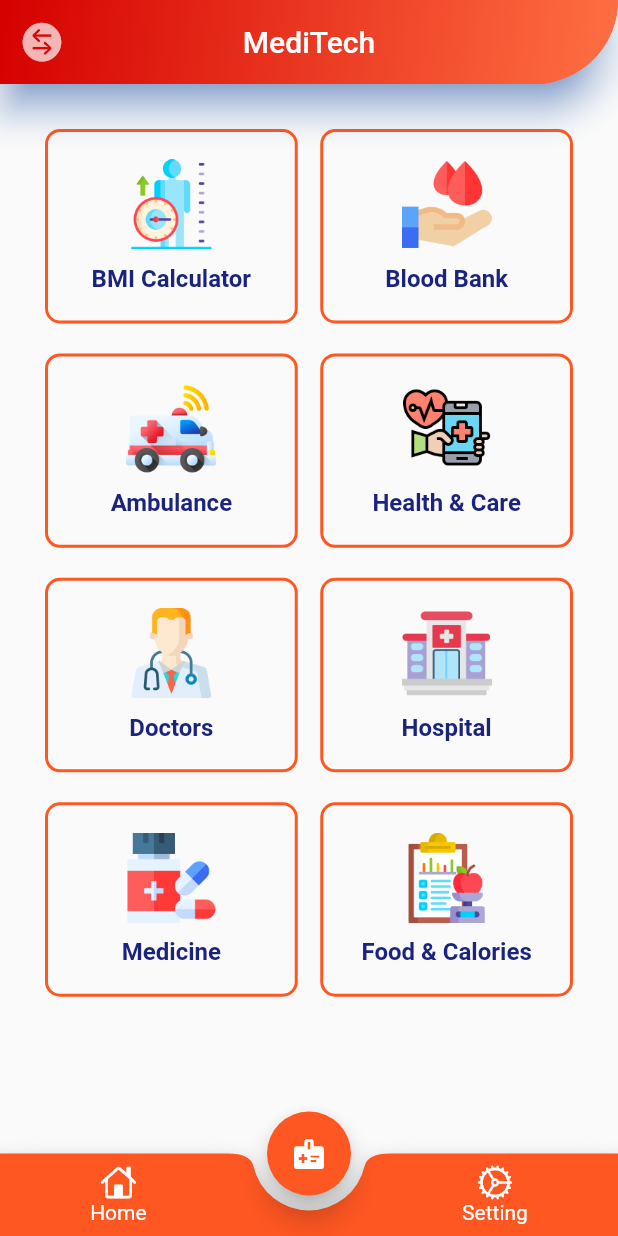
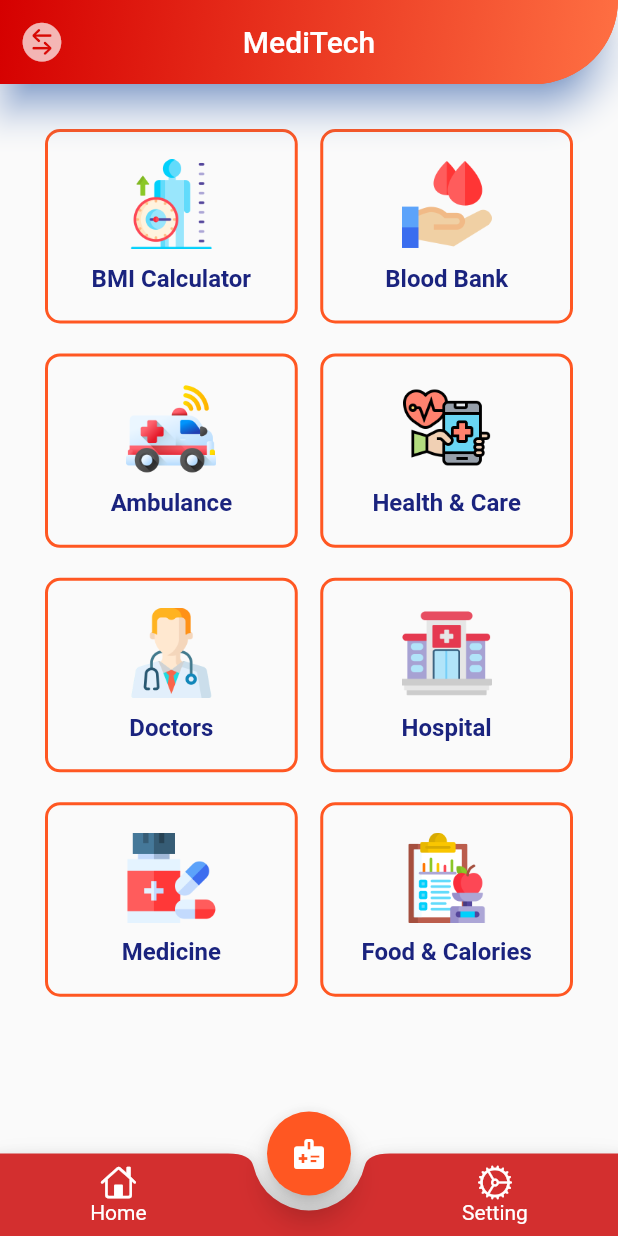
Before and after one commit to marufahmedofficial/MediTech_project_UITS, a Flutter app: the screen it shows after launch, on a phone screen of 412 x 824 dp. Run offline on Flutter 3.47's test engine with Material 2 defaults, Android fonts, the phone set to English and light mode, and no system bars; missing offline and left inert: slide_digital_clock.

Commit message:
nav bar changed

```diff
--- a/lib/pages/homepage.dart
+++ b/lib/pages/homepage.dart
@@ -296,7 +296,8 @@ class _HomePageState extends State<HomePage> {
       bottomNavigationBar: BottomAppBar(
         notchMargin: 10.0,
         shape: CircularNotchedRectangle(),
-        color: Colors.deepOrange,
+
+        color: Colors.red.shade700,
         child: Row(
           mainAxisAlignment: MainAxisAlignment.spaceAround,
           mainAxisSize: MainAxisSize.max,
```
